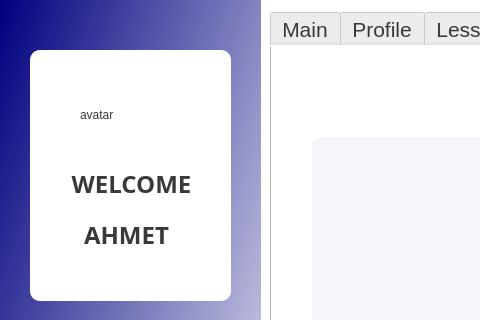
First picture: the form in Teacher_UI/teacher_v1.ui, repository Melike17/school_update, before the edit; both pictures show x 0 to 480 and y 0 to 320 of the 1150 by 800 pixel window.
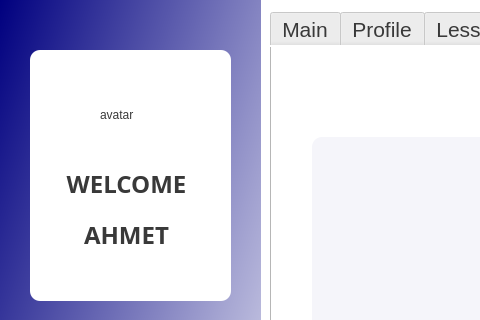
Second picture: the form after the edit. The open tabs and pages were chosen to show the change. Icons and pictures are not drawn.

The edit to the form file:
```diff
--- a/Teacher_UI/teacher_v1.ui
+++ b/Teacher_UI/teacher_v1.ui
@@ -1710,9 +1710,9 @@
    <widget class="QLabel" name="user_avatar">
     <property name="geometry">
      <rect>
-      <x>80</x>
+      <x>100</x>
       <y>90</y>
-      <width>101</width>
+      <width>71</width>
       <height>50</height>
      </rect>
     </property>
@@ -1760,9 +1760,9 @@
    <widget class="QLabel" name="label_6">
     <property name="geometry">
      <rect>
-      <x>61</x>
+      <x>31</x>
       <y>170</y>
-      <width>141</width>
+      <width>191</width>
       <height>28</height>
      </rect>
     </property>
```
Left out of the diff: 4 changed lines with no effect on the pictures.
